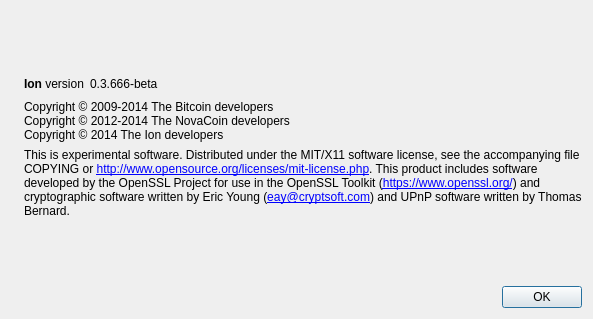
First picture: the form in src/qt/forms/aboutdialog.ui, repository ionomy/ion_deprecated2, before the edit.
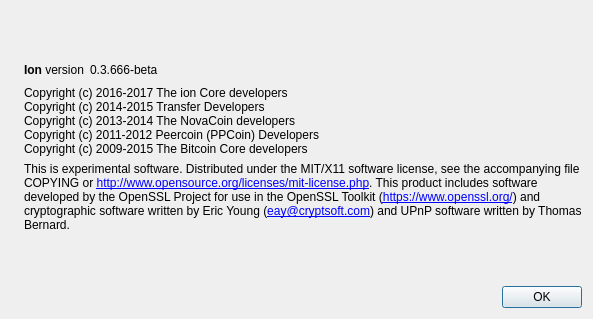
Second picture: the form after the edit. Icons and pictures are not drawn.

Commit message: Fix up the licence and correctly attribute each party

```diff
--- a/src/qt/forms/aboutdialog.ui
+++ b/src/qt/forms/aboutdialog.ui
@@ -91,9 +91,11 @@
         <cursorShape>IBeamCursor</cursorShape>
        </property>
        <property name="text">
-        <string>Copyright © 2009-2014 The Bitcoin developers
-Copyright © 2012-2014 The NovaCoin developers
-Copyright © 2014 The Ion developers</string>
+        <string>Copyright (c) 2016-2017 The ion Core developers
+Copyright (c) 2014-2015 Transfer Developers
+Copyright (c) 2013-2014 The NovaCoin developers
+Copyright (c) 2011-2012 Peercoin (PPCoin) Developers
+Copyright (c) 2009-2015 The Bitcoin Core developers</string>
        </property>
        <property name="textInteractionFlags">
         <set>Qt::LinksAccessibleByMouse|Qt::TextSelectableByKeyboard|Qt::TextSelectableByMouse</set>
```
The commit also changes 1 other file.
